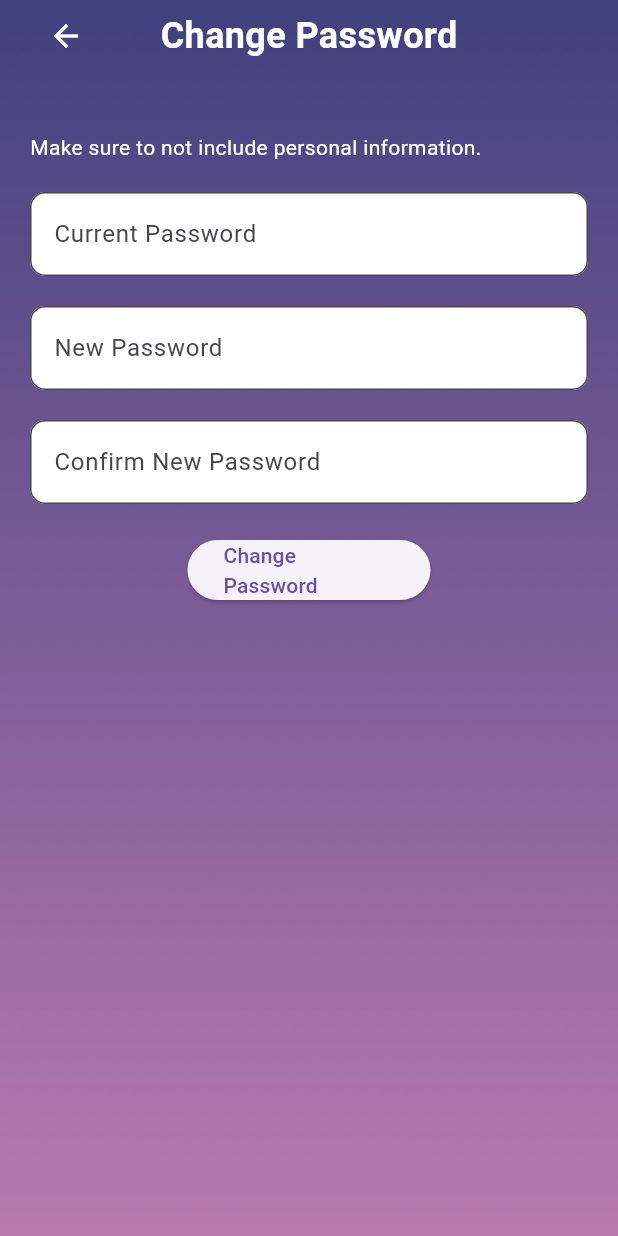
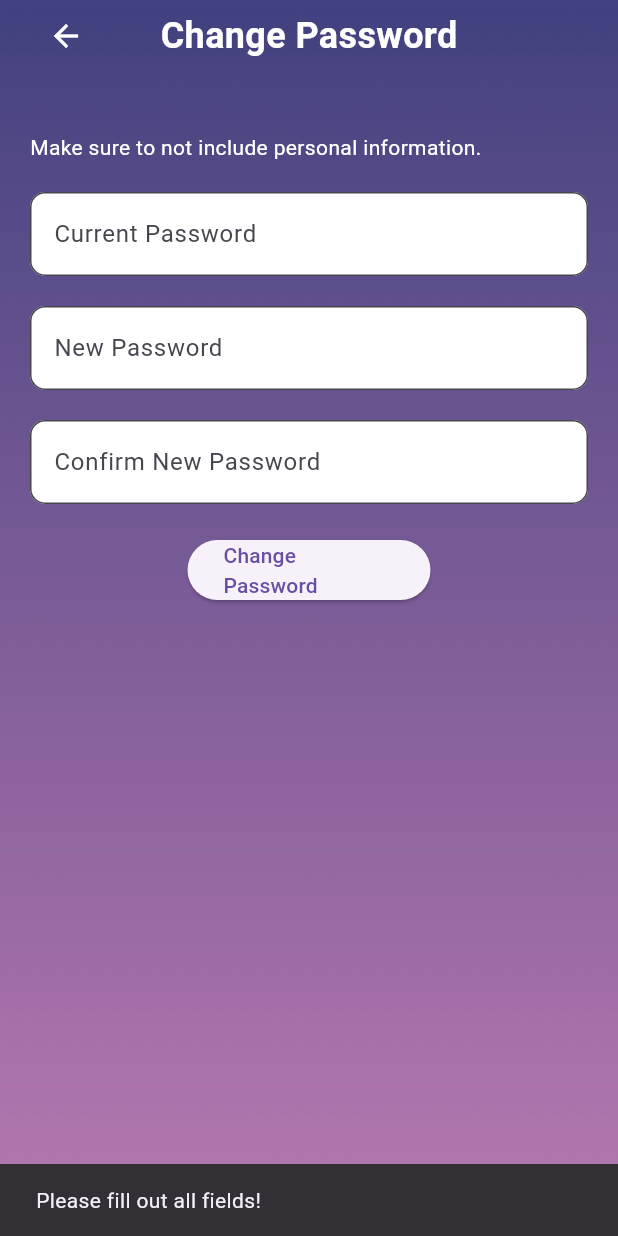
Before and after one commit to CarolinaZRM/CosmicComfort, a Flutter app: the PasswordChangePage screen opened directly, after a tap on "Change Password", on a phone screen of 412 x 824 dp. Run offline on Flutter 3.47's test engine with Material 3 defaults, Android fonts, the phone set to English and light mode, and no system bars; our stand-ins replace audioplayers, connectivity_plus, firebase_core, flutter_colorpicker, flutter_local_notifications, jwt_decoder and 4 more; accounts and stored records are empty.

Commit message:
Implemented password change feature

```diff
--- a/lib/pages/PasswordPage.dart
+++ b/lib/pages/PasswordPage.dart
@@ -1,39 +1,83 @@
 import 'package:flutter/material.dart';
 import '../components/GenericComponents.dart' as components;
 import 'package:http/http.dart' as http;
+import 'package:jwt_decoder/jwt_decoder.dart';
+import 'package:shared_preferences/shared_preferences.dart';
 import 'dart:convert';
 
 class PasswordChangePage extends StatelessWidget {
   const PasswordChangePage({super.key});
 
-  Future<void> updatePassword(String password, BuildContext context) async {
-    //fr
-    final response = await http.post(
-        Uri.parse("http://localhost:3000/user/"),
-        //Uri.parse("http://127.0.0.1:3000/user/"),
-        headers: {"Content-Type": "application/json"},
+  @override
+  Widget build(BuildContext context) {
+    final TextEditingController currentPasswordController = TextEditingController();
+    final TextEditingController confirmController = TextEditingController();
+    final TextEditingController newPasswordController = TextEditingController();
+
+    Future<void> updatePassword() async {
+    final currentPassword = currentPasswordController.text.trim();
+    final newPassword = newPasswordController.text.trim();
+    final confirmPassword = confirmController.text.trim();
+
+    // -------- token stuff ----------
+    final prefs = await SharedPreferences.getInstance();
+    final token = prefs.getString('authToken');
+    print("Token: $token");
+
+    if (token == null) {
+      ScaffoldMessenger.of(context).showSnackBar(
+        const SnackBar(content: Text("No token found in storage.")),
+      );
+      return;
+    }
+
+    if (currentPassword.isEmpty || newPassword.isEmpty || confirmPassword.isEmpty) {
+      ScaffoldMessenger.of(context).showSnackBar(
+        const SnackBar(content: Text("Please fill out all fields!")),
+      );
+      return;
+    }
+    // make sure new password inputs match
+    if (newPassword != confirmPassword) {
+      ScaffoldMessenger.of(context).showSnackBar(
+        const SnackBar(content: Text("Passwords do not match, please confirm the same password.")),
+      );
+      return;
+    }
+    // grab userID
+    final userId = JwtDecoder.decode(token)['id'];
+
+    try {
+      // Make API call to update the password in the database
+      final response = await http.patch(
+        Uri.parse('http://localhost:3000/user/update-password/$userId'),
+        headers: {
+          'Content-Type': 'application/json',
+          'Authorization': 'Bearer $token',
+        },
         body: jsonEncode({
-          "password": password,
+          'currentPassword': currentPassword,
+          'newPassword': newPassword,
         }),
       );
 
-  }
-
-  //**
-  // final response = await http.post(
-      //   Uri.parse("http://localhost:3000/user/login"),
-      //   //Uri.parse("http://127.0.0.1:3000/user/"),
-      //   headers: {"Content-Type": "application/json"},
-      //   body: jsonEncode({
-      //     "username": username,
-      //     "password": password,
-      //   }),
-      // );
-  //
-  // */
-
-  @override
-  Widget build(BuildContext context) {
+      if (response.statusCode == 200) {
+        ScaffoldMessenger.of(context).showSnackBar(
+          const SnackBar(content: Text("Password updated successfully")),
+        );
+        Navigator.pop(context); // Go back to the previous screen
+      } else {
+        final error = jsonDecode(response.body)['error'];
+        ScaffoldMessenger.of(context).showSnackBar(
+          SnackBar(content: Text("Failed to update password: $error")),
+        );
+      }
+    } catch (e) {
+      ScaffoldMessenger.of(context).showSnackBar(
+        SnackBar(content: Text("Error: $e")),
+      );
+    }
+   }
     return Scaffold(
       body: Stack(
         children: [
@@ -70,6 +114,7 @@ class PasswordChangePage extends StatelessWidget {
 
                   //TODO: Make this so that it will fetch current password from DB, if they don't match it won't update the password
                   TextField(
+                    controller: currentPasswordController,
                     decoration: InputDecoration(
                       hintText: 'Current Password',
                       border: OutlineInputBorder(
@@ -84,6 +129,7 @@ class PasswordChangePage extends StatelessWidget {
 
                   //TODO: this new password will be updated in DB
                   TextField(
+                    controller: newPasswordController,
                     decoration: InputDecoration(
                       hintText: 'New Password',
                       border: OutlineInputBorder(
@@ -98,6 +144,7 @@ class PasswordChangePage extends StatelessWidget {
 
                   //TODO: this text will need to match the one above
                   TextField(
+                    controller: confirmController,
                     decoration: InputDecoration(
                       hintText: 'Confirm New Password',
                       border: OutlineInputBorder(
@@ -118,8 +165,7 @@ class PasswordChangePage extends StatelessWidget {
                       children: [
                         ElevatedButton(
                           onPressed: () {
-                            // TODO: Handle password change logic
-                            //fr
+                            updatePassword();
                           },
                           child: const Text('Change Password'),
                         ),
```
Also changed, not shown: lib/pages/ProfilePage.dart (+2 -16 lines), 2 other files.
